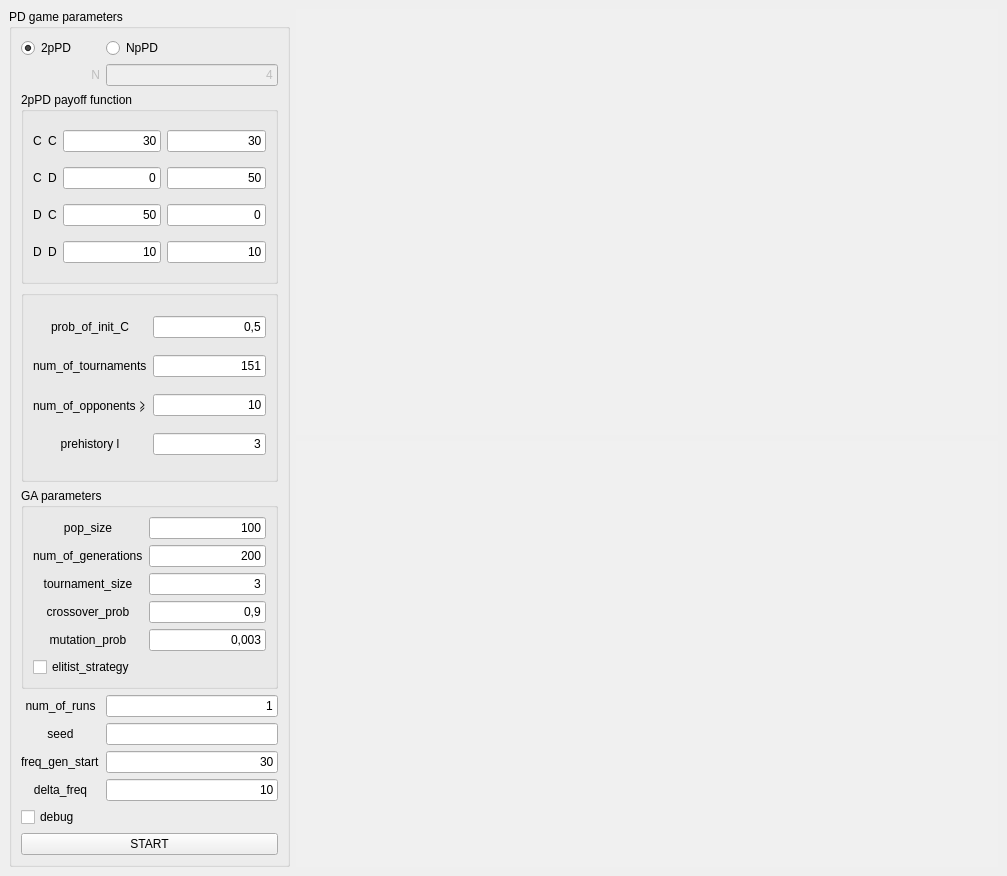
This is form.ui in MichSosnowski/Prisoner-s-Dilemma as Qt 5 draws it before an edit. The edited form follows.
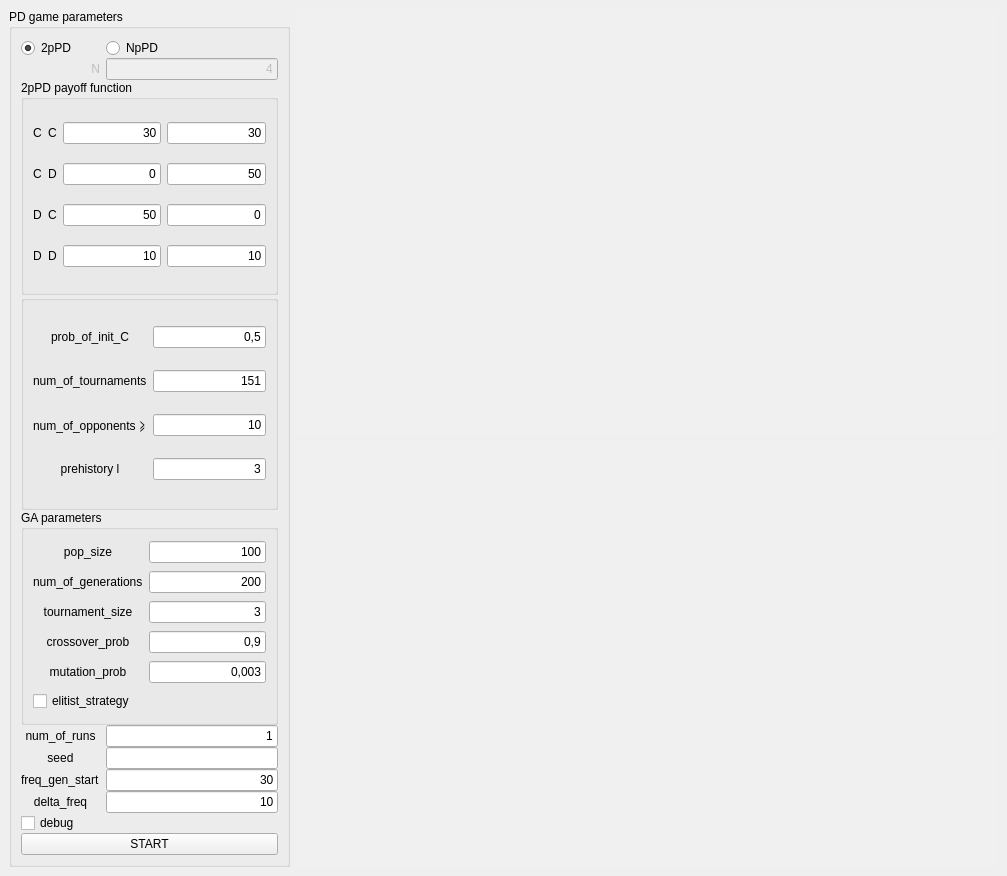
This is the edited form.

Commit message: Update a size of window

The edit to the form file:
```diff
--- a/form.ui
+++ b/form.ui
@@ -41,6 +41,9 @@
        <string>PD game parameters</string>
       </property>
       <layout class="QGridLayout" name="gridLayout_2" columnstretch="0,0">
+       <property name="verticalSpacing">
+        <number>0</number>
+       </property>
        <item row="0" column="1">
         <widget class="QRadioButton" name="PDNp">
          <property name="text">
```
The commit also changes 2 other files.
